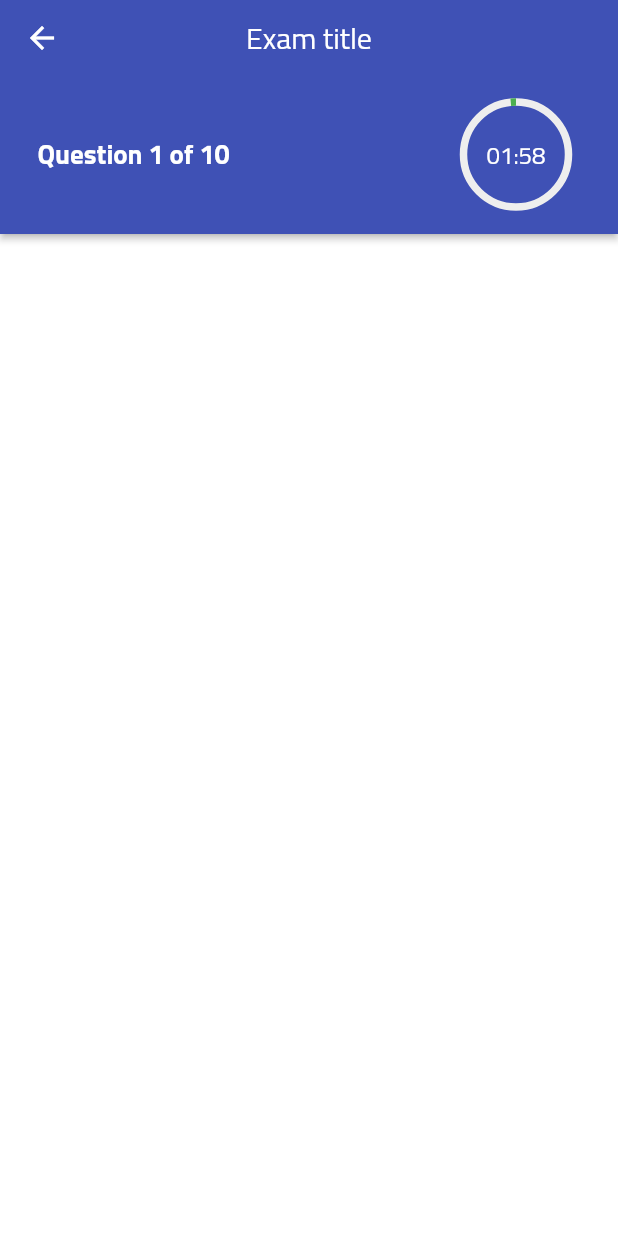
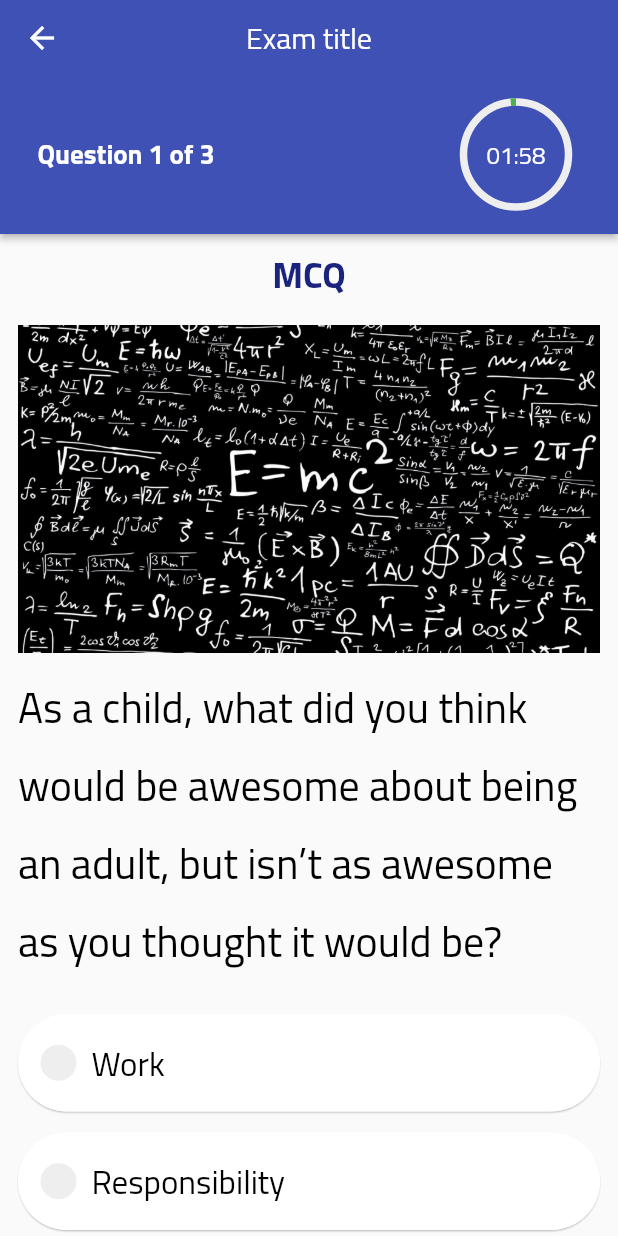
Before and after one commit to AbdrahumanFikry/centers, a Flutter app: the ExamScreen screen opened directly, on a phone screen of 412 x 824 dp. Run offline on Flutter 3.47's test engine with Material 2 defaults, Android fonts, the phone set to English and light mode, and no system bars; our stand-ins replace carousel_slider, device_preview, fl_chart, flutter_screenutil, flutter_staggered_animations, font_awesome_flutter and 2 more.

```diff
--- a/lib/src/common/screens/loginScreen.dart
+++ b/lib/src/common/screens/loginScreen.dart
@@ -112,7 +112,7 @@ class LoginScreen extends StatelessWidget {
                               : screen.size.height * 0.65,
                           color: Colors.transparent,
                           padding: const EdgeInsets.symmetric(
-                            horizontal: 15.0,
+                            horizontal: 5.0,
                             vertical: 22.5,
                           ),
                           child: Column(
--- /dev/null
+++ b/lib/src/models/examToAnswerModel.dart
@@ -0,0 +1,34 @@
+import 'package:flutter/material.dart';
+
+enum QuestionType {
+  MCQ,
+  TrueFalse,
+}
+
+class ExamToAnswer extends ChangeNotifier {
+  QuestionType type;
+  String question;
+  String image;
+  int id;
+  String answer;
+  List<Option> options;
+
+  ExamToAnswer({
+    this.id = 0,
+    this.type,
+    this.answer = 'Null',
+    this.image,
+    this.options,
+    this.question = 'Null',
+  });
+}
+
+class Option extends ChangeNotifier {
+  int id;
+  String title;
+
+  Option({
+    this.id = 0,
+    this.title = 'Null',
+  });
+}
--- a/lib/src/student/component/examScreen/examBody.dart
+++ b/lib/src/student/component/examScreen/examBody.dart
@@ -1,19 +1,36 @@
+import 'package:centers/src/student/component/examScreen/question.dart';
+import 'package:centers/src/student/providers/dataProvider.dart';
+import 'package:centers/src/student/providers/studentProvider.dart';
+import 'package:flutter/cupertino.dart';
 import 'package:flutter/material.dart';
+import 'package:provider/provider.dart';
 
 class ExamBody extends StatelessWidget {
   @override
   Widget build(BuildContext context) {
+    Provider.of<StudentProvider>(context, listen: false).pageController =
+        PageController(
+      initialPage:
+          Provider.of<StudentProvider>(context, listen: false).pageIndex,
+      keepPage: true,
+      viewportFraction: 1,
+    );
     return Column(
-      crossAxisAlignment: CrossAxisAlignment.center,
+      crossAxisAlignment: CrossAxisAlignment.start,
       children: <Widget>[
         Expanded(
-          child: PageView.builder(
-            itemCount: 3,
-            itemBuilder: (context, index) {
-              return Container(
-                color: index % 2 == 0 ? Colors.white : Colors.green,
-              );
-            },
+          child: Consumer<StudentData>(
+            builder: (context, data, _) => PageView.builder(
+              controller: Provider.of<StudentProvider>(context, listen: false)
+                  .pageController,
+              itemCount: data.examToAnswer.length,
+              itemBuilder: (context, index) {
+                return ChangeNotifierProvider.value(
+                  value: data.examToAnswer[index],
+                  child: Question(),
+                );
+              },
+            ),
           ),
         ),
       ],
--- a/lib/src/student/component/examScreen/examProgress.dart
+++ b/lib/src/student/component/examScreen/examProgress.dart
@@ -1,4 +1,5 @@
 import 'package:centers/src/common/components/timerPainter.dart';
+import 'package:centers/src/student/providers/dataProvider.dart';
 import 'package:centers/src/student/providers/studentProvider.dart';
 import 'package:flutter/material.dart';
 import 'package:provider/provider.dart';
@@ -44,13 +45,15 @@ class _ExamProgressState extends State<ExamProgress>
         builder: (context, data, _) => Row(
           crossAxisAlignment: CrossAxisAlignment.center,
           children: <Widget>[
-            Text(
-              'Question 1 of 10',
-              style: TextStyle(
-                color: Colors.white,
-                fontFamily: 'Cairo',
-                fontWeight: FontWeight.bold,
-                fontSize: 18.0,
+            Consumer<StudentData>(
+              builder: (context, questions, _) => Text(
+                'Question ${data.pageIndex + 1} of ${questions.examToAnswer.length}',
+                style: TextStyle(
+                  color: Colors.white,
+                  fontFamily: 'Cairo',
+                  fontWeight: FontWeight.bold,
+                  fontSize: 18.0,
+                ),
               ),
             ),
             Spacer(),
--- /dev/null
+++ b/lib/src/student/component/examScreen/optionHandler.dart
@@ -0,0 +1,80 @@
+import 'package:centers/src/models/examToAnswerModel.dart';
+import 'package:centers/src/student/providers/dataProvider.dart';
+import 'package:flutter/material.dart';
+import 'package:provider/provider.dart';
+
+class OptionHandler extends StatelessWidget {
+  final String answer;
+
+  OptionHandler({
+    this.answer,
+  });
+
+  @override
+  Widget build(BuildContext context) {
+    final optionData = Provider.of<Option>(context);
+    MediaQueryData screen = MediaQuery.of(context);
+    return GestureDetector(
+      onTap: () {
+        Provider.of<StudentData>(context, listen: false)
+            .answer(answerId: optionData.id);
+      },
+      child: Card(
+        elevation: 0.5,
+        shape: RoundedRectangleBorder(
+          borderRadius: BorderRadius.circular(
+            50.0,
+          ),
+        ),
+        margin: const EdgeInsets.symmetric(
+          vertical: 7.0,
+        ),
+        child: Container(
+          width: MediaQuery.of(context).size.width,
+          padding: const EdgeInsets.symmetric(
+            vertical: 12.0,
+            horizontal: 15.0,
+          ),
+          decoration: BoxDecoration(
+            color: Colors.white,
+            borderRadius: BorderRadius.circular(
+              50.0,
+            ),
+          ),
+          child: Row(
+            mainAxisAlignment: MainAxisAlignment.start,
+            crossAxisAlignment: CrossAxisAlignment.center,
+            children: <Widget>[
+              optionData.title == answer
+                  ? CircleAvatar(
+                      backgroundColor: Colors.green,
+                      radius: 12.0,
+                      child: Icon(
+                        Icons.done,
+                        color: Colors.white,
+                        size: 16.0,
+                      ),
+                    )
+                  : CircleAvatar(
+                      backgroundColor: Colors.grey[200],
+                      radius: 12.0,
+                    ),
+              SizedBox(
+                width: 10.0,
+              ),
+              Text(
+                optionData.title,
+                style: TextStyle(
+                  color:
+                      optionData.title == answer ? Colors.green : Colors.black,
+                  fontFamily: 'Cairo',
+                  fontSize: screen.size.height > 600 ? 22.0 : 16.0,
+                ),
+              ),
+            ],
+          ),
+        ),
+      ),
+    );
+  }
+}
--- /dev/null
+++ b/lib/src/student/component/examScreen/options.dart
@@ -0,0 +1,30 @@
+import 'package:centers/src/models/examToAnswerModel.dart';
+import 'package:centers/src/student/component/examScreen/optionHandler.dart';
+import 'package:centers/src/student/component/examScreen/pageSwitcher.dart';
+import 'package:flutter/material.dart';
+import 'package:provider/provider.dart';
+
+class Options extends StatelessWidget {
+  @override
+  Widget build(BuildContext context) {
+    final questionData = Provider.of<ExamToAnswer>(context);
+    return Column(
+      children: <Widget>[
+        ListView.builder(
+          itemCount: questionData.options.length,
+          shrinkWrap: true,
+          physics: NeverScrollableScrollPhysics(),
+          itemBuilder: (context, index) {
+            return ChangeNotifierProvider.value(
+              value: questionData.options[index],
+              child: OptionHandler(
+                answer: questionData.answer,
+              ),
+            );
+          },
+        ),
+        PageSwitcher(),
+      ],
+    );
+  }
+}
--- /dev/null
+++ b/lib/src/student/component/examScreen/question.dart
@@ -0,0 +1,59 @@
+import 'package:centers/src/models/examToAnswerModel.dart';
+import 'package:centers/src/student/component/examScreen/options.dart';
+import 'package:flutter/material.dart';
+import 'package:provider/provider.dart';
+
+class Question extends StatelessWidget {
+  @override
+  Widget build(BuildContext context) {
+    MediaQueryData screen = MediaQuery.of(context);
+    final questionData = Provider.of<ExamToAnswer>(context);
+    return Container(
+      height: double.infinity,
+      width: double.infinity,
+      child: ListView(
+        padding: const EdgeInsets.symmetric(
+          horizontal: 12.0,
+          vertical: 5.0,
+        ),
+        children: <Widget>[
+          Text(
+            questionData.type.toString().split('.')[1],
+            style: TextStyle(
+              color: Colors.indigo[900],
+              fontFamily: 'Cairo',
+              fontSize: screen.size.height > 600 ? 24.0 : 18.0,
+              fontWeight: FontWeight.bold,
+            ),
+            textAlign: TextAlign.center,
+          ),
+          questionData.image == null
+              ? SizedBox()
+              : Image.asset(
+                  questionData.image,
+                  fit: BoxFit.contain,
+                  height: screen.size.height > 600 ? 240.0 : 150.0,
+                  width: double.infinity,
+                ),
+          Text(
+            questionData.question,
+            style: TextStyle(
+              color: Colors.black,
+              fontFamily: 'Cairo',
+              fontSize: screen.size.height > 600 ? 28.0 : 22.0,
+            ),
+            softWrap: true,
+            textAlign: TextAlign.start,
+          ),
+          SizedBox(
+            height: 15.0,
+          ),
+          ChangeNotifierProvider.value(
+            value: questionData,
+            child: Options(),
+          ),
+        ],
+      ),
+    );
+  }
+}
--- a/lib/src/common/components/examsScreen/examCell.dart
+++ b/lib/src/student/component/examsScreen/examCell.dart
@@ -12,7 +12,6 @@ class ExamCell extends StatelessWidget {
     String status = 'In time';
     bool isToday = cellData.date.day == DateTime.now().day;
     Color statusColor = Colors.indigo[300];
-    print(isToday);
     if (isToday) {
 //      status = Provider.of<StudentProvider>(context, listen: false)
 //          .calculateTimeDifference(
--- a/lib/src/common/components/examsScreen/examsList.dart
+++ b/lib/src/student/component/examsScreen/examsList.dart
@@ -1,4 +1,4 @@
-import 'package:centers/src/common/components/examsScreen/examCell.dart';
+import 'package:centers/src/student/component/examsScreen/examCell.dart';
 import 'package:centers/src/student/providers/dataProvider.dart';
 import 'package:flutter/material.dart';
 import 'package:flutter_staggered_animations/flutter_staggered_animations.dart';
--- a/lib/src/student/providers/dataProvider.dart
+++ b/lib/src/student/providers/dataProvider.dart
@@ -1,10 +1,18 @@
 import 'package:centers/src/models/absenceDay.dart';
 import 'package:centers/src/models/chat.dart';
 import 'package:centers/src/models/examModel.dart';
+import 'package:centers/src/models/examToAnswerModel.dart';
 import 'package:centers/src/student/component/messagesScreen/messageViewer.dart';
 import 'package:flutter/material.dart';
 
 class StudentData extends ChangeNotifier {
+  int earlier = 0;
+  int finished = 0;
+  List<ExamModel> earlierExams = [];
+  List<ExamModel> finishedExams = [];
+  TextEditingController message = TextEditingController();
+  String messageText = '';
+
   List<MaterialAbsence> materialAbsence = [
     MaterialAbsence(
       materialName: 'English',
@@ -59,11 +67,6 @@ class StudentData extends ChangeNotifier {
       absenceDays: [],
     ),
   ];
-  int earlier = 0;
-  int finished = 0;
-  List<ExamModel> earlierExams = [];
-  List<ExamModel> finishedExams = [];
-
   List<ExamModel> exams = [
     ExamModel(
       materialName: 'Physics',
@@ -106,7 +109,6 @@ class StudentData extends ChangeNotifier {
       scoured: 25,
     ),
   ];
-  TextEditingController message = TextEditingController();
   List<Widget> messages = [
     MessageViewer(
       type: 'me',
@@ -142,6 +144,47 @@ class StudentData extends ChangeNotifier {
       lastMessage: 'Eggy',
       date: '2:00 am',
       read: true,
+    ),
+  ];
+
+  List<ExamToAnswer> examToAnswer = [
+    ExamToAnswer(
+      id: 1,
+      question:
+          'As a child, what did you think would be awesome about being an adult, but isn’t as awesome as you thought it would be?',
+      answer: null,
+      image: 'assets/images/examExample.jpeg',
+      type: QuestionType.MCQ,
+      options: [
+        Option(id: 11, title: 'Work'),
+        Option(id: 22, title: 'Responsibility'),
+        Option(id: 33, title: 'Freedom'),
+        Option(id: 44, title: 'Marriage'),
+      ],
+    ),
+    ExamToAnswer(
+      id: 3,
+      question: ' What mythical creature do you wish actually existed?',
+      answer: null,
+      image: null,
+      type: QuestionType.TrueFalse,
+      options: [
+        Option(id: 55, title: 'True'),
+        Option(id: 66, title: 'False'),
+      ],
+    ),
+    ExamToAnswer(
+      id: 3,
+      question: 'Who do you wish you could get back into contact with?',
+      answer: null,
+      image: 'assets/images/examExample.jpeg',
+      type: QuestionType.MCQ,
+      options: [
+        Option(id: 55, title: 'Dad'),
+        Option(id: 66, title: 'Mom'),
+        Option(id: 77, title: 'Wife'),
+        Option(id: 88, title: 'Friend'),
+      ],
     ),
   ];
 
@@ -189,8 +232,6 @@ class StudentData extends ChangeNotifier {
     notifyListeners();
   }
 
-  String messageText = '';
-
   void typing(String value) {
     messageText = value;
     message.selection = TextSelection.collapsed(offset: message.text.length);
@@ -208,4 +249,15 @@ class StudentData extends ChangeNotifier {
     notifyListeners();
     message.clear();
   }
+
+  void answer({int answerId}) {
+    examToAnswer.forEach((question) {
+      question.options.forEach((option) {
+        if (option.id == answerId) {
+          question.answer = option.title;
+        }
+      });
+    });
+    notifyListeners();
+  }
 }
--- a/lib/src/common/screens/examsScreen.dart
+++ b/lib/src/student/ui/examsScreen.dart
@@ -1,5 +1,5 @@
-import 'package:centers/src/common/components/examsScreen/examsList.dart';
 import 'package:centers/src/common/components/globalAppBar.dart';
+import 'package:centers/src/student/component/examsScreen/examsList.dart';
 import 'package:centers/src/student/providers/dataProvider.dart';
 import 'package:flutter/material.dart';
 import 'package:provider/provider.dart';
--- a/lib/src/student/ui/studentCategoriesScreen.dart
+++ b/lib/src/student/ui/studentCategoriesScreen.dart
@@ -22,11 +22,6 @@ class StudentCategories extends StatelessWidget {
       title: 'Exam',
       count: 0,
       avatar: FontAwesomeIcons.tasks,
-    ),
-    CenterDataModel(
-      title: 'Sign out',
-      count: 0,
-      avatar: FontAwesomeIcons.signOutAlt,
     ),
   ];
 
```
Also changed, not shown: lib/src/student/component/examScreen/pageSwitcher.dart (added, +139 -0 lines), lib/src/student/component/studentCategories/studentCategoryHolder.dart (+4 -3 lines), lib/src/student/providers/studentProvider.dart (+12 -0 lines), assets/images/examExample.jpeg (added).
